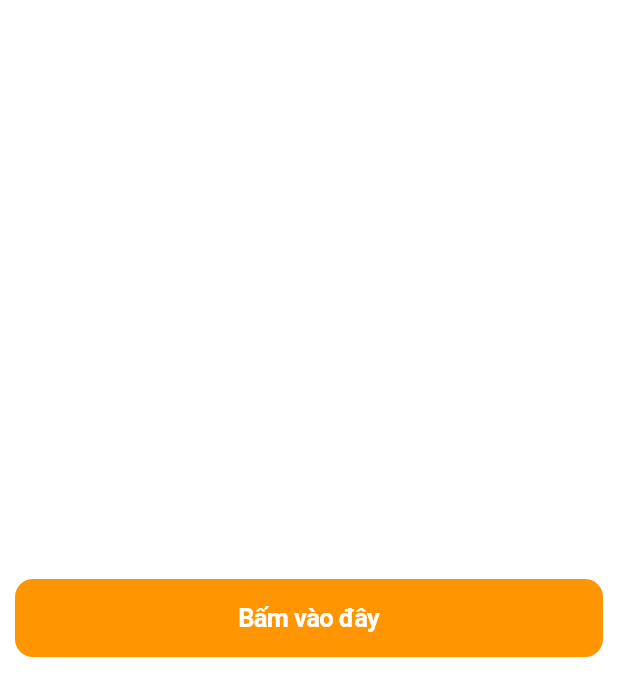
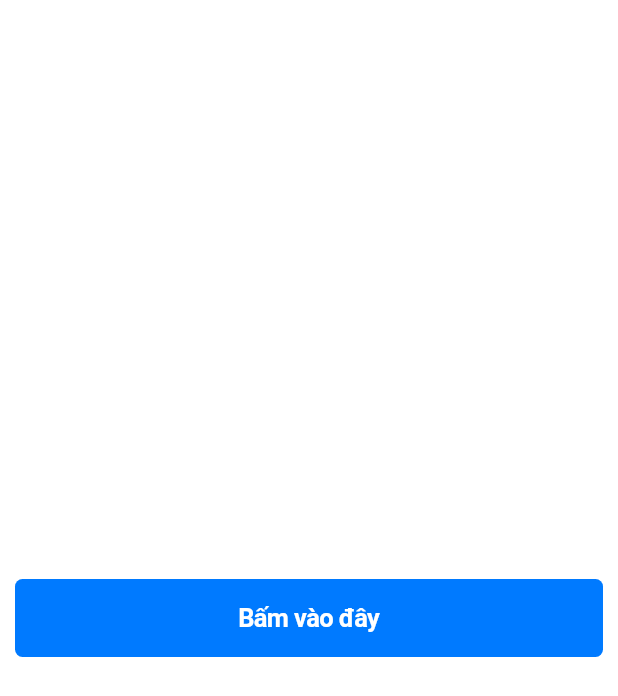
Before and after one commit to LoTrinhTuHocFlutter/Cupertino, a Flutter app: the screen it shows after launch, on a phone screen of 412 x 824 dp. Shown: the top 696 px of the screen. Run offline on Flutter 3.47's test engine with Material 3 defaults, Android fonts, the phone set to English and light mode, and no system bars.

Commit message:
Add Widget CupertinoButton

```diff
--- a/lib/main.dart
+++ b/lib/main.dart
@@ -1,4 +1,4 @@
-import 'package:cupertino/widgets/cupertino_action_sheet_example.dart';
+import 'package:cupertino/widgets/cupertino_button_example.dart';
 import 'package:flutter/cupertino.dart';
 
 void main() {
@@ -12,7 +12,7 @@ class MyApp extends StatelessWidget {
   Widget build(BuildContext context) {
     return CupertinoApp(
       debugShowCheckedModeBanner: false,
-      home: CupertinoActionSheetExample(),
+      home: CupertinoButtonExample(),
     );
   }
 }
--- /dev/null
+++ b/lib/widgets/cupertino_button_example.dart
@@ -0,0 +1,34 @@
+import 'package:flutter/cupertino.dart';
+
+class CupertinoButtonExample extends StatelessWidget {
+  const CupertinoButtonExample({super.key});
+
+  @override
+  Widget build(BuildContext context) {
+    return CupertinoPageScaffold(
+      child: Center(
+        child: Padding(
+          padding: EdgeInsets.symmetric(
+            horizontal: 10.0,
+          ),
+          child: SizedBox(
+            width: double.infinity,
+            child: CupertinoButton(
+              borderRadius: BorderRadius.circular(5.0),
+              color: CupertinoColors.systemBlue,
+              pressedOpacity: 0.6,
+              onPressed: () => debugPrint('CupertinoButton'),
+              child: Text(
+                'Bấm vào đây',
+                style: TextStyle(
+                  color: CupertinoColors.white,
+                  fontWeight: FontWeight.bold,
+                ),
+              ),
+            ),
+          ),
+        ),
+      ),
+    );
+  }
+}
```
